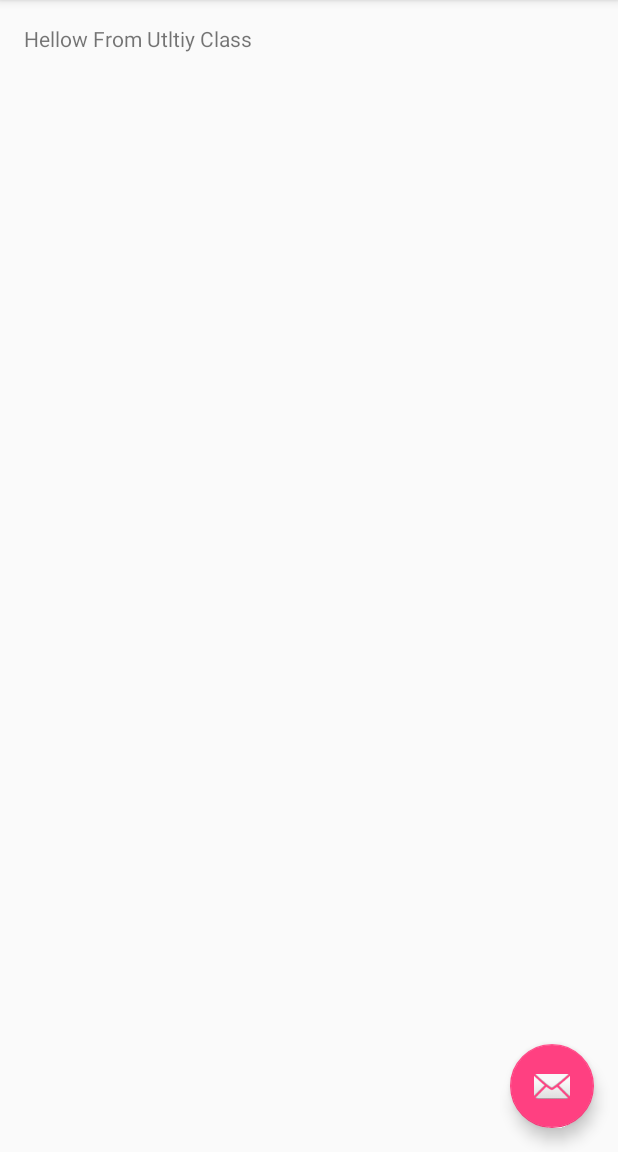
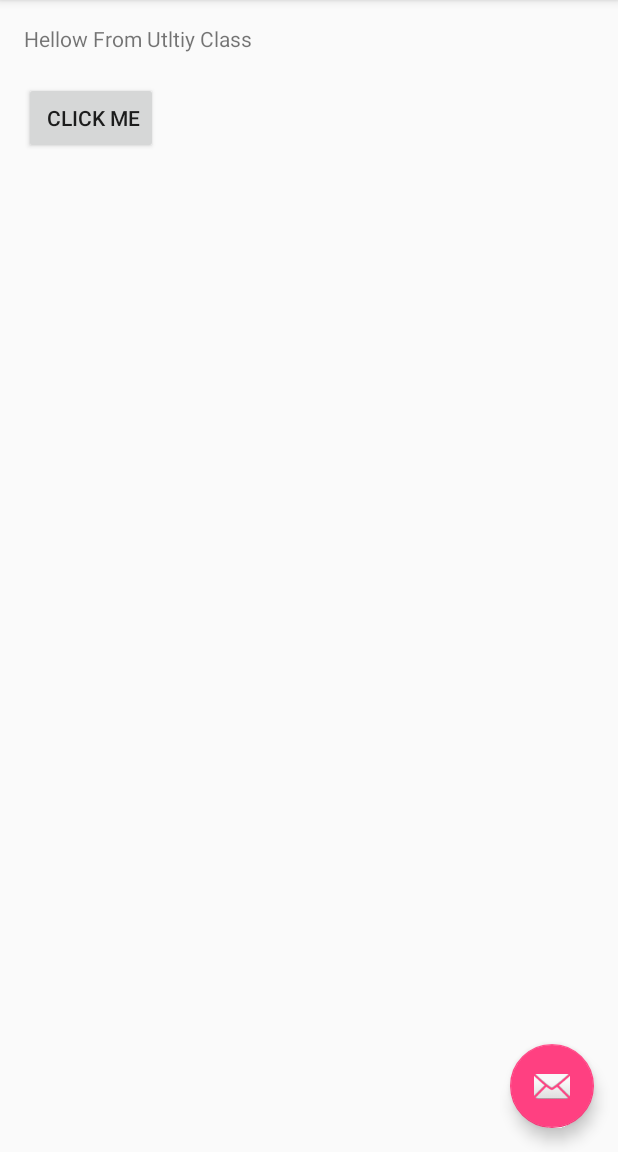
Before and after one commit to JiaLei123/AndTestApp, an Android app: the screen it shows after launch (MainActivity), on a phone screen of 412 x 824 dp, the part 84-1236 px from its top. Run offline under Robolectric (Android 15) with nearby library versions, the phone set to English and light mode, and no system bars.

Commit message:
Initial commit

```diff
--- a/app/src/main/AndroidManifest.xml
+++ b/app/src/main/AndroidManifest.xml
@@ -1,6 +1,8 @@
 <?xml version="1.0" encoding="utf-8"?>
 <manifest xmlns:android="http://schemas.android.com/apk/res/android"
     package="com.example.jiayu.helloworld">
+
+    <uses-permission android:name="android.permission.CALL_PHONE" />
 
     <application
         android:allowBackup="true"
--- a/app/src/main/java/com/example/jiayu/helloworld/MainActivity.java
+++ b/app/src/main/java/com/example/jiayu/helloworld/MainActivity.java
@@ -5,7 +5,6 @@ import android.support.design.widget.FloatingActionButton;
 import android.support.design.widget.Snackbar;
 import android.support.v7.app.AppCompatActivity;
 import android.support.v7.widget.Toolbar;
-import android.text.TextUtils;
 import android.util.Log;
 import android.view.View;
 import android.view.Menu;
@@ -42,9 +41,14 @@ public class MainActivity extends AppCompatActivity {
     private void showMyText() {
         TestUtil myut = new TestUtil();
 
-        TextView tv = (TextView) findViewById(R.id.MyUtityView);
+        TextView tv = (TextView) findViewById(R.id.Show);
 
         tv.setText(myut.GetValue());
+    }
+
+    public void clickHandler(View source) {
+        TextView tv = (TextView) findViewById(R.id.Show);
+        tv.setText("Hellow Andriod - " + new java.util.Date());
     }
 
     @Override
--- a/app/src/main/res/layout/content_main.xml
+++ b/app/src/main/res/layout/content_main.xml
@@ -13,8 +13,20 @@
     tools:showIn="@layout/activity_main">
 
     <TextView
-        android:id="@+id/MyUtityView"
+        android:id="@+id/Show"
         android:layout_width="wrap_content"
         android:layout_height="wrap_content"
         android:text="Hello World!" />
+
+    <Button
+        style="?android:attr/buttonStyleSmall"
+        android:layout_width="wrap_content"
+        android:layout_height="wrap_content"
+        android:text=" Click Me"
+        android:id="@+id/button"
+        android:onClick="clickHandler"
+        android:layout_below="@+id/Show"
+        android:layout_alignParentLeft="true"
+        android:layout_alignParentStart="true"
+        android:layout_marginTop="19dp" />
 </RelativeLayout>
```
